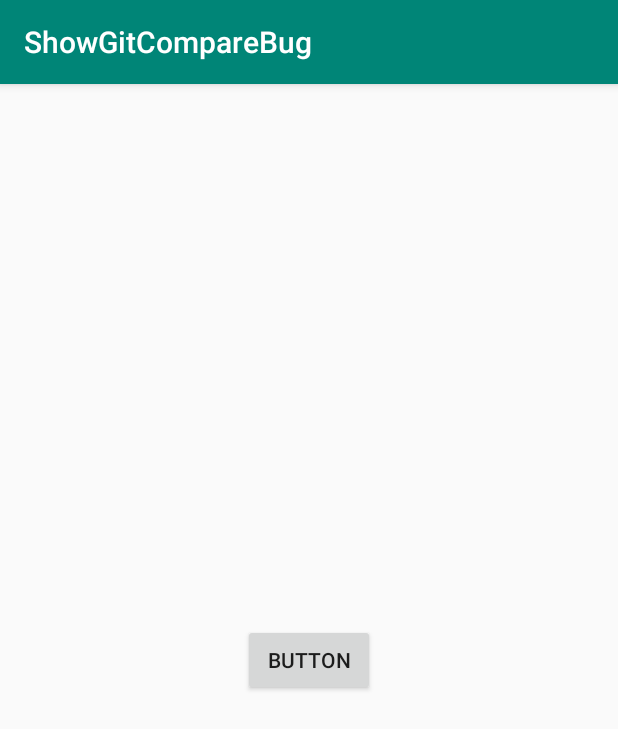
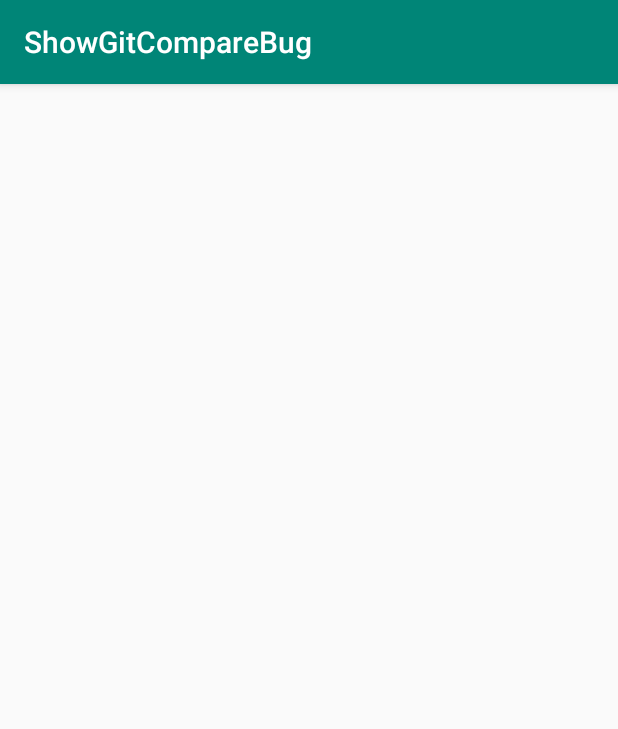
Before and after one commit to gsusie/androidstudiobug, an Android app: the screen it shows after launch (MainActivity), on a phone screen of 412 x 824 dp. Shown: the top 729 px of the screen. Run offline under Robolectric (Android 15) with nearby library versions, the phone set to English and light mode, and no system bars.

Commit message:
removed button

```diff
--- a/app/src/main/java/com/lidl/showgitcomparebug/ui/main/MainFragment.kt
+++ b/app/src/main/java/com/lidl/showgitcomparebug/ui/main/MainFragment.kt
@@ -26,8 +26,8 @@ class MainFragment : Fragment() {
 
     override fun onViewCreated(view: View, savedInstanceState: Bundle?) {
         super.onViewCreated(view, savedInstanceState)
-        val button = view.findViewById<Button>(R.id.button)
-        button.setOnClickListener { view -> Log.d("MainFragment", "hit button") }
+//        val button = view.findViewById<Button>(R.id.button)
+//        button.setOnClickListener { view -> Log.d("MainFragment", "hit button") }
     }
     override fun onActivityCreated(savedInstanceState: Bundle?) {
         super.onActivityCreated(savedInstanceState)
--- a/app/src/main/res/layout/main_fragment.xml
+++ b/app/src/main/res/layout/main_fragment.xml
@@ -8,14 +8,5 @@
     android:layout_height="match_parent"
     tools:context=".ui.main.MainFragment">
 
-    <androidx.appcompat.widget.AppCompatButton
-        android:layout_width="wrap_content"
-        android:layout_height="wrap_content"
-        android:id="@+id/button"
-        android:text="Button"
-        app:layout_constraintBottom_toBottomOf="parent"
-        app:layout_constraintEnd_toEndOf="parent"
-        app:layout_constraintStart_toStartOf="parent"
-        app:layout_constraintTop_toTopOf="parent" />
 
 </androidx.constraintlayout.widget.ConstraintLayout>
```
